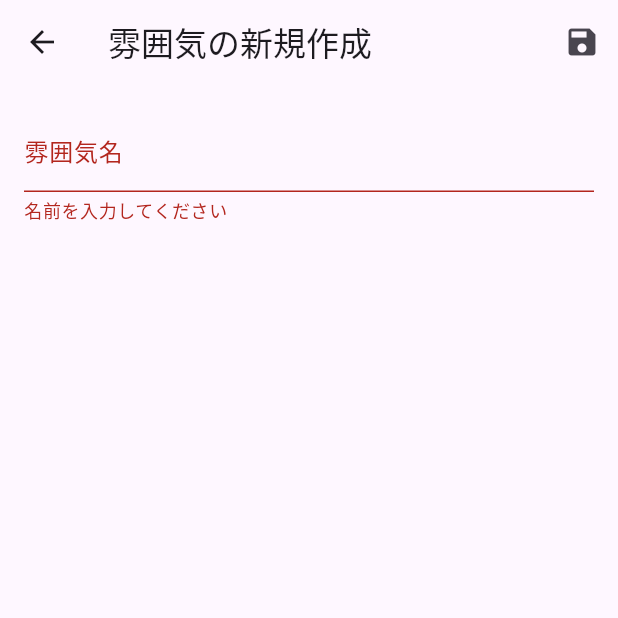
After one commit to i-tatte/glaze-manager, a Flutter app: the FiringAtmosphereEditScreen screen opened directly, after a tap on the "save" icon, on a phone screen of 412 x 824 dp, the top half of it. The commit adds this screen. Run offline on Flutter 3.47's test engine with Material 3 defaults, Android fonts, the phone set to English and light mode, and no system bars; our stand-ins replace cloud_firestore, connectivity_plus, firebase_auth, firebase_core, firebase_storage, fl_chart and 3 more; missing offline and left inert: crop_your_image, desktop_webview_auth; accounts and stored records are empty; generated files the repository leaves out were written again.

Commit message:
add firing atmosphere

```diff
--- /dev/null
+++ b/lib/models/firing_atmosphere.dart
@@ -0,0 +1,19 @@
+import 'package:cloud_firestore/cloud_firestore.dart';
+
+class FiringAtmosphere {
+  final String? id;
+  final String name;
+
+  FiringAtmosphere({this.id, required this.name});
+
+  factory FiringAtmosphere.fromFirestore(
+    DocumentSnapshot<Map<String, dynamic>> snapshot,
+  ) {
+    final data = snapshot.data()!;
+    return FiringAtmosphere(id: snapshot.id, name: data['name'] ?? '');
+  }
+
+  Map<String, dynamic> toFirestore() {
+    return {'name': name};
+  }
+}
--- a/lib/models/test_piece.dart
+++ b/lib/models/test_piece.dart
@@ -4,6 +4,7 @@ class TestPiece {
   final String? id;
   final String glazeId; // 関連するGlazeのID
   final String clayName; // 素地土名
+  final String? firingAtmosphereId; // 関連するFiringAtmosphereのID
   final String? firingProfileId; // 関連するFiringProfileのID
   final String? imageUrl; // Storageへのパス
   final Map<String, double>? colorData; // 例: {'L': 95.5, 'a': -1.2, 'b': 3.4}
@@ -13,6 +14,7 @@ class TestPiece {
     this.id,
     required this.glazeId,
     required this.clayName,
+    this.firingAtmosphereId,
     this.firingProfileId,
     this.imageUrl,
     this.colorData,
@@ -27,6 +29,7 @@ class TestPiece {
       id: snapshot.id,
       glazeId: data['glazeId'] ?? '',
       clayName: data['clayName'] ?? '',
+      firingAtmosphereId: data['firingAtmosphereId'],
       firingProfileId: data['firingProfileId'],
       imageUrl: data['imageUrl'],
       colorData: data['colorData'] != null
@@ -40,6 +43,7 @@ class TestPiece {
     return {
       'glazeId': glazeId,
       'clayName': clayName,
+      'firingAtmosphereId': firingAtmosphereId,
       'firingProfileId': firingProfileId,
       'imageUrl': imageUrl,
       'colorData': colorData,
--- /dev/null
+++ b/lib/screens/firing_atmosphere_edit_screen.dart
@@ -0,0 +1,138 @@
+import 'package:flutter/material.dart';
+import 'package:glaze_manager/models/firing_atmosphere.dart';
+import 'package:glaze_manager/services/firestore_service.dart';
+import 'package:provider/provider.dart';
+
+class FiringAtmosphereEditScreen extends StatefulWidget {
+  final FiringAtmosphere? atmosphere;
+
+  const FiringAtmosphereEditScreen({super.key, this.atmosphere});
+
+  @override
+  State<FiringAtmosphereEditScreen> createState() =>
+      _FiringAtmosphereEditScreenState();
+}
+
+class _FiringAtmosphereEditScreenState
+    extends State<FiringAtmosphereEditScreen> {
+  final _formKey = GlobalKey<FormState>();
+  late TextEditingController _nameController;
+  bool _isLoading = false;
+  bool _isDirty = false;
+
+  @override
+  void initState() {
+    super.initState();
+    _nameController = TextEditingController(
+      text: widget.atmosphere?.name ?? '',
+    );
+    _nameController.addListener(() {
+      if (!_isDirty) {
+        setState(() => _isDirty = true);
+      }
+    });
+  }
+
+  @override
+  void dispose() {
+    _nameController.dispose();
+    super.dispose();
+  }
+
+  Future<void> _saveAtmosphere() async {
+    if (!_formKey.currentState!.validate()) {
+      return;
+    }
+
+    setState(() => _isLoading = true);
+    final navigator = Navigator.of(context);
+
+    try {
+      final firestoreService = context.read<FirestoreService>();
+      final atmosphere = FiringAtmosphere(
+        id: widget.atmosphere?.id,
+        name: _nameController.text,
+      );
+
+      if (widget.atmosphere == null) {
+        await firestoreService.addFiringAtmosphere(atmosphere);
+      } else {
+        await firestoreService.updateFiringAtmosphere(atmosphere);
+      }
+
+      _isDirty = false;
+      navigator.pop();
+    } catch (e) {
+      if (mounted) {
+        ScaffoldMessenger.of(
+          context,
+        ).showSnackBar(SnackBar(content: Text('保存に失敗しました: $e')));
+      }
+    } finally {
+      if (mounted) {
+        setState(() => _isLoading = false);
+      }
+    }
+  }
+
+  @override
+  Widget build(BuildContext context) {
+    return PopScope(
+      canPop: !_isDirty,
+      onPopInvoked: (didPop) async {
+        if (didPop) return;
+        final confirmed = await showDialog<bool>(
+          context: context,
+          builder: (context) => AlertDialog(
+            title: const Text('変更を破棄しますか？'),
+            content: const Text('入力中の内容は保存されません。'),
+            actions: [
+              TextButton(
+                onPressed: () => Navigator.of(context).pop(false),
+                child: const Text('キャンセル'),
+              ),
+              TextButton(
+                onPressed: () => Navigator.of(context).pop(true),
+                child: const Text('破棄', style: TextStyle(color: Colors.red)),
+              ),
+            ],
+          ),
+        );
+        if (confirmed == true && mounted) {
+          Navigator.of(context).pop();
+        }
+      },
+      child: Scaffold(
+        appBar: AppBar(
+          title: Text(widget.atmosphere == null ? '雰囲気の新規作成' : '雰囲気の編集'),
+          actions: [
+            if (_isLoading)
+              const Padding(
+                padding: EdgeInsets.all(16.0),
+                child: CircularProgressIndicator(),
+              )
+            else
+              IconButton(
+                icon: const Icon(Icons.save),
+                onPressed: _saveAtmosphere,
+              ),
+          ],
+        ),
+        body: Form(
+          key: _formKey,
+          child: ListView(
+            padding: const EdgeInsets.all(16.0),
+            children: [
+              TextFormField(
+                controller: _nameController,
+                decoration: const InputDecoration(labelText: '雰囲気名'),
+                validator: (value) =>
+                    (value == null || value.isEmpty) ? '名前を入力してください' : null,
+              ),
+            ],
+          ),
+        ),
+      ),
+    );
+  }
+}
```
Also changed, not shown: lib/screens/firing_atmosphere_list_screen.dart (added, +127 -0 lines), lib/screens/settings_screen.dart (+17 -0 lines), lib/screens/test_piece_edit_screen.dart (+29 -0 lines), lib/services/firestore_service.dart (+54 -0 lines).
